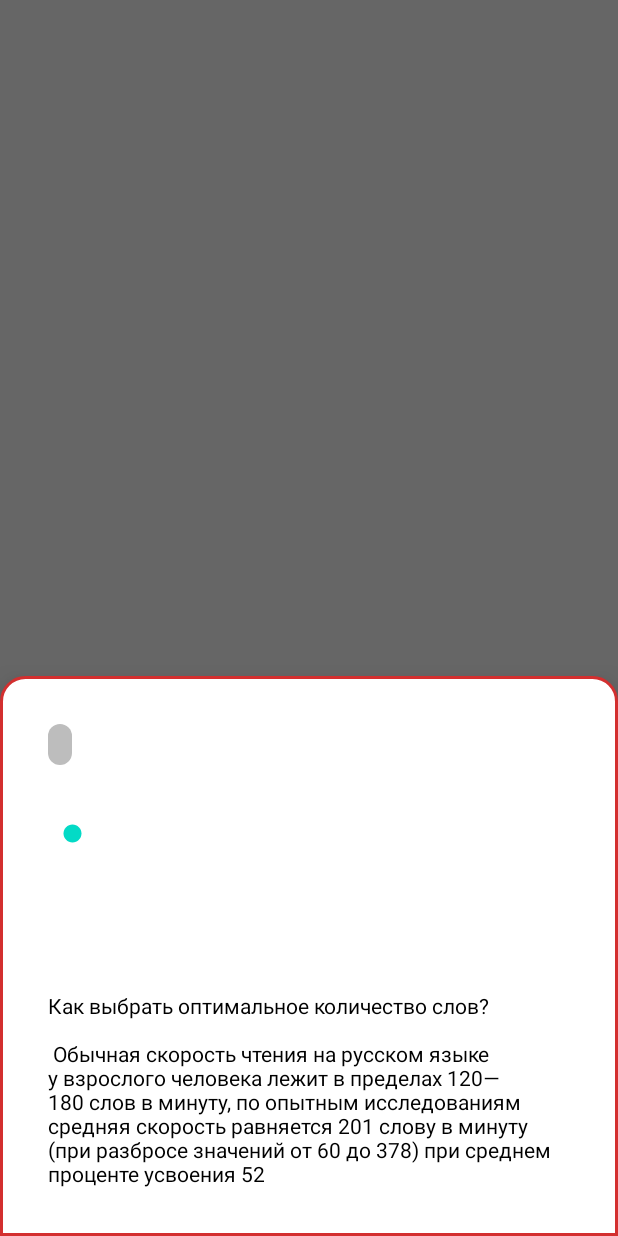
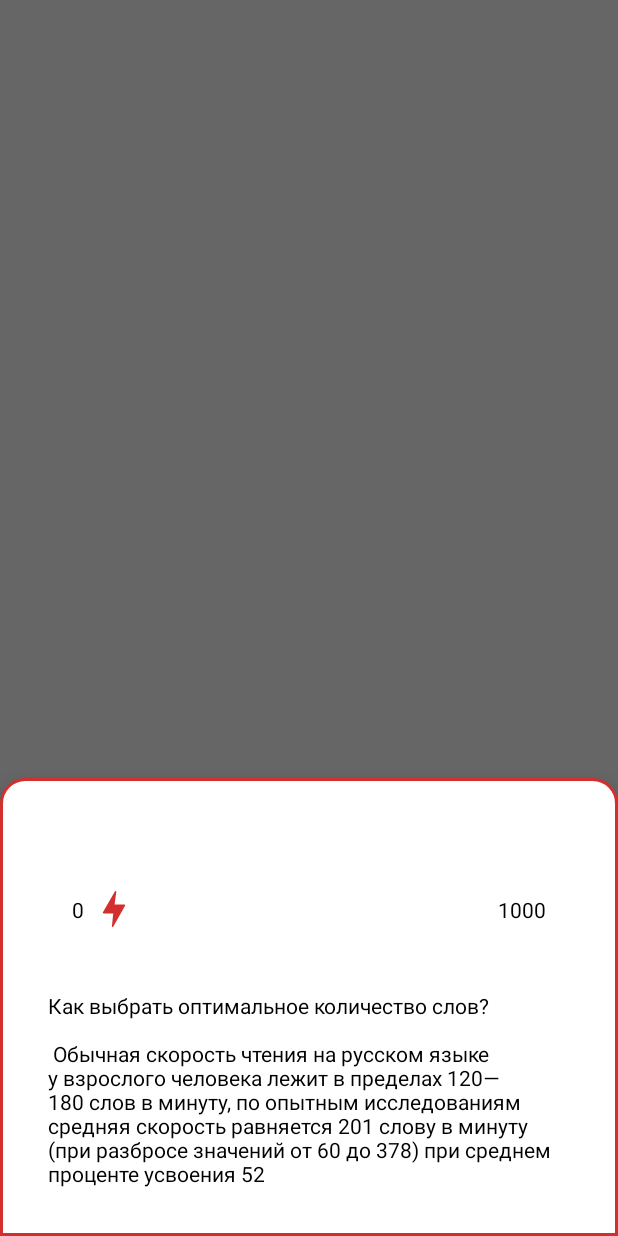
Before and after one commit to timtheemployee/spritz-reader, an Android app: the fragment SettingsBottomSheetFragment shown on its own in the app's theme, on a phone screen of 412 x 824 dp. Run offline under Robolectric (Android 15) with nearby library versions, the phone set to English and light mode, and no system bars.

Commit message:
Refactored LabeledSeekBar

```diff
--- a/app/src/main/java/com/wxxtfxrmx/spritzreader/views/progress/LabeledSeekBar.kt
+++ b/app/src/main/java/com/wxxtfxrmx/spritzreader/views/progress/LabeledSeekBar.kt
@@ -3,17 +3,17 @@ package com.wxxtfxrmx.spritzreader.views.progress
 import android.content.Context
 import android.util.AttributeSet
 import android.view.View
-import android.widget.RelativeLayout
 import android.widget.SeekBar
+import androidx.constraintlayout.widget.ConstraintLayout
+import androidx.core.view.isVisible
 import com.wxxtfxrmx.spritzreader.R
 import kotlinx.android.synthetic.main.labeled_seekbar.view.*
 
 class LabeledSeekBar @JvmOverloads constructor(
 	context: Context,
 	attributeSet: AttributeSet? = null,
-	defStyleAttr: Int = 0,
-	defStyleRes: Int = 0
-) : RelativeLayout(context, attributeSet, defStyleAttr, defStyleRes) {
+	defStyleAttr: Int = 0
+) : ConstraintLayout(context, attributeSet, defStyleAttr) {
 
 	private companion object {
 		const val TAG = "LabeledSeekBar"
@@ -23,6 +23,8 @@ class LabeledSeekBar @JvmOverloads constructor(
 		setProgressChangedHandler { progress, _ ->
 			applyTranslationToLabel(progress)
 		}
+
+		setStartTrackingHandler { progressLabel.isVisible = true }
 	}
 
 	init {
@@ -32,16 +34,16 @@ class LabeledSeekBar @JvmOverloads constructor(
 	}
 
 	private fun applyTranslationToLabel(progress: Int) {
-		val difference = seekBar.right - seekBar.left
-		val differencePercent = difference * (progress / 100f)
-        val positive = progressLabel.x >= differencePercent
-		progressLabel.x = if (progressLabel.x + progressLabel.width < seekBar.x + seekBar.width && !positive) {
-			differencePercent - progressLabel.width / 2
-		} else {
-			progressLabel.x
+		val layoutParams = progressLabel.layoutParams as LayoutParams
+		layoutParams.horizontalBias = when {
+			progress <= 100  -> 0.05f
+			progress >= 1000 -> 0.95f
+			else             -> progress / 1000f
 		}
 
+		progressLabel.layoutParams = layoutParams
 		progressLabel.text = "$progress сл/м"
+		if (progressLabel.visibility == View.INVISIBLE) progressLabel.visibility = View.VISIBLE
 		invalidate()
 	}
 }
--- a/app/src/main/res/layout/labeled_seekbar.xml
+++ b/app/src/main/res/layout/labeled_seekbar.xml
@@ -1,30 +1,72 @@
 <?xml version="1.0" encoding="utf-8"?>
 <merge xmlns:android="http://schemas.android.com/apk/res/android"
+	xmlns:app="http://schemas.android.com/apk/res-auto"
 	xmlns:tools="http://schemas.android.com/tools"
 	android:layout_width="match_parent"
-    android:layout_height="wrap_content"
-    tools:parentTag="android.widget.LinearLayout">
+	android:layout_height="88dp"
+	android:animateLayoutChanges="true"
+	tools:parentTag="androidx.constraintlayout.widget.ConstraintLayout">
 
 	<TextView
 		android:id="@+id/progressLabel"
 		android:layout_width="wrap_content"
 		android:layout_height="wrap_content"
+		android:layout_marginBottom="@dimen/spacing_16"
 		android:background="@drawable/curved_progress_bar"
+		android:paddingBottom="@dimen/spacing_4"
+		android:paddingEnd="@dimen/spacing_8"
+		android:paddingStart="@dimen/spacing_8"
+		android:paddingTop="@dimen/spacing_4"
 		android:textColor="@color/colorBlack"
-        android:paddingStart="@dimen/spacing_8"
-        android:paddingEnd="@dimen/spacing_8"
-        android:paddingTop="@dimen/spacing_4"
-        android:paddingBottom="@dimen/spacing_4"
 		android:textSize="14sp"
+		android:visibility="invisible"
+		app:layout_constraintBottom_toTopOf="@id/seekBar"
+		app:layout_constraintEnd_toEndOf="parent"
+		app:layout_constraintHorizontal_bias="0.05"
+		app:layout_constraintStart_toStartOf="parent"
+		app:layout_constraintTop_toTopOf="parent"
 		tools:text="24 сл/м" />
 
-    <SeekBar
+	<TextView
+		android:id="@+id/startBound"
+		android:layout_width="wrap_content"
+		android:layout_height="wrap_content"
+		android:paddingEnd="@dimen/spacing_4"
+		android:paddingStart="@dimen/spacing_16"
+		android:text="@string/labeled_seekbar_min_bound"
+		android:textColor="@color/colorBlack"
+		app:layout_constraintBottom_toBottomOf="@id/seekBar"
+		app:layout_constraintEnd_toStartOf="@id/seekBar"
+		app:layout_constraintStart_toStartOf="parent"
+		app:layout_constraintTop_toTopOf="@id/seekBar" />
+
+	<TextView
+		android:id="@+id/endBound"
+		android:layout_width="wrap_content"
+		android:layout_height="wrap_content"
+		android:paddingEnd="@dimen/spacing_16"
+		android:paddingStart="@dimen/spacing_4"
+		android:text="@string/labeled_seekbar_max_bound"
+		android:textColor="@color/colorBlack"
+		app:layout_constraintBottom_toBottomOf="@id/seekBar"
+		app:layout_constraintEnd_toEndOf="parent"
+		app:layout_constraintStart_toEndOf="@id/seekBar"
+		app:layout_constraintTop_toTopOf="@id/seekBar" />
+
+	<androidx.appcompat.widget.AppCompatSeekBar
 		android:id="@+id/seekBar"
 		style="@style/Widget.AppCompat.SeekBar"
-        android:layout_width="match_parent"
+		android:layout_width="@dimen/match_constraint"
 		android:layout_height="wrap_content"
-        android:layout_centerVertical="true"
-        android:layout_marginTop="@dimen/spacing_128dp"
-        android:progressDrawable="@drawable/seek_bar_background"
+		android:max="1000"
+		android:progressTint="@color/colorPrimaryDark"
+		android:splitTrack="false"
+		android:thumb="@drawable/ic_electricity"
+		android:thumbTint="@color/colorPrimaryDark"
+		app:layout_constraintBottom_toBottomOf="parent"
+		app:layout_constraintEnd_toStartOf="@id/endBound"
+		app:layout_constraintStart_toEndOf="@id/startBound"
+		app:layout_constraintTop_toTopOf="parent"
+		app:layout_constraintVertical_bias="0.8"
 		tools:progress="50" />
 </merge>
--- a/app/src/main/res/values/strings.xml
+++ b/app/src/main/res/values/strings.xml
@@ -10,4 +10,6 @@
 	<string name="middle_speed_text_info">
         Как выбрать оптимальное количество слов?\n\n
         Обычная скорость чтения на русском языке у взрослого человека лежит в пределах 120—180 слов в минуту, по опытным исследованиям средняя скорость равняется 201 слову в минуту (при разбросе значений от 60 до 378) при среднем проценте усвоения 52</string>
+	<string name="labeled_seekbar_min_bound">0</string>
+	<string name="labeled_seekbar_max_bound">1000</string>
 </resources>
```
Lines whose indentation alone changed are shown as unchanged.
